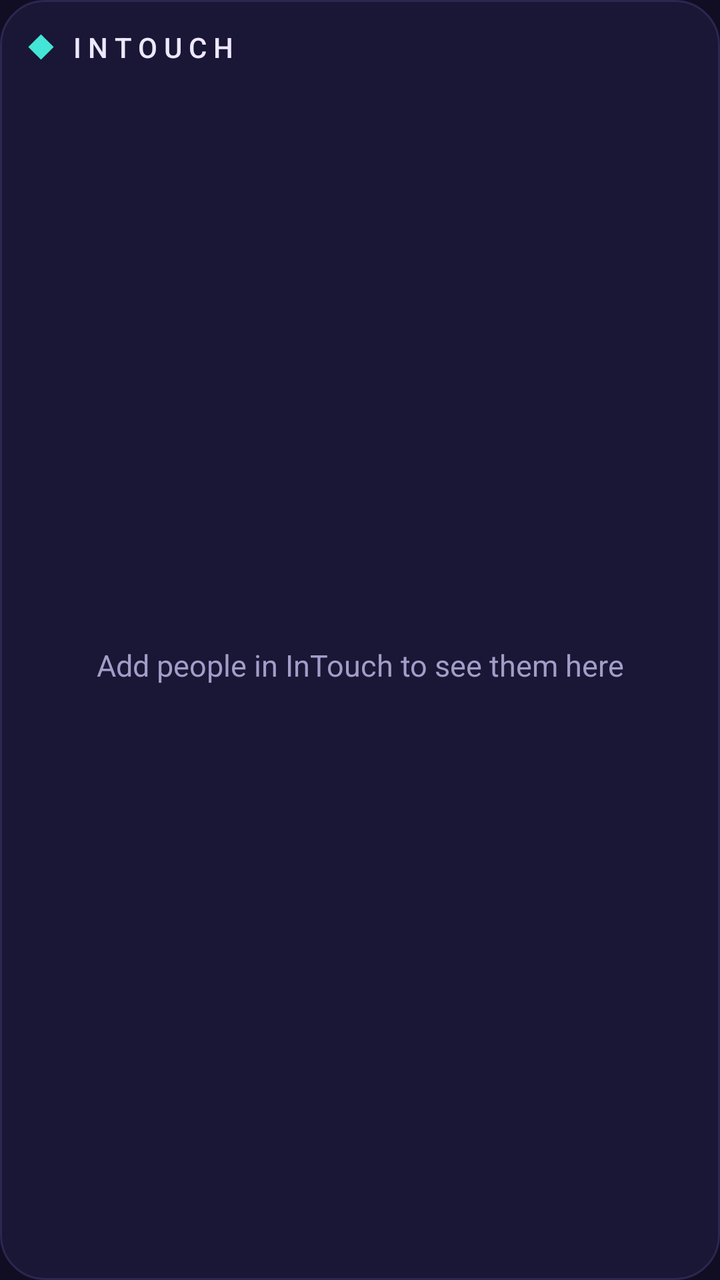
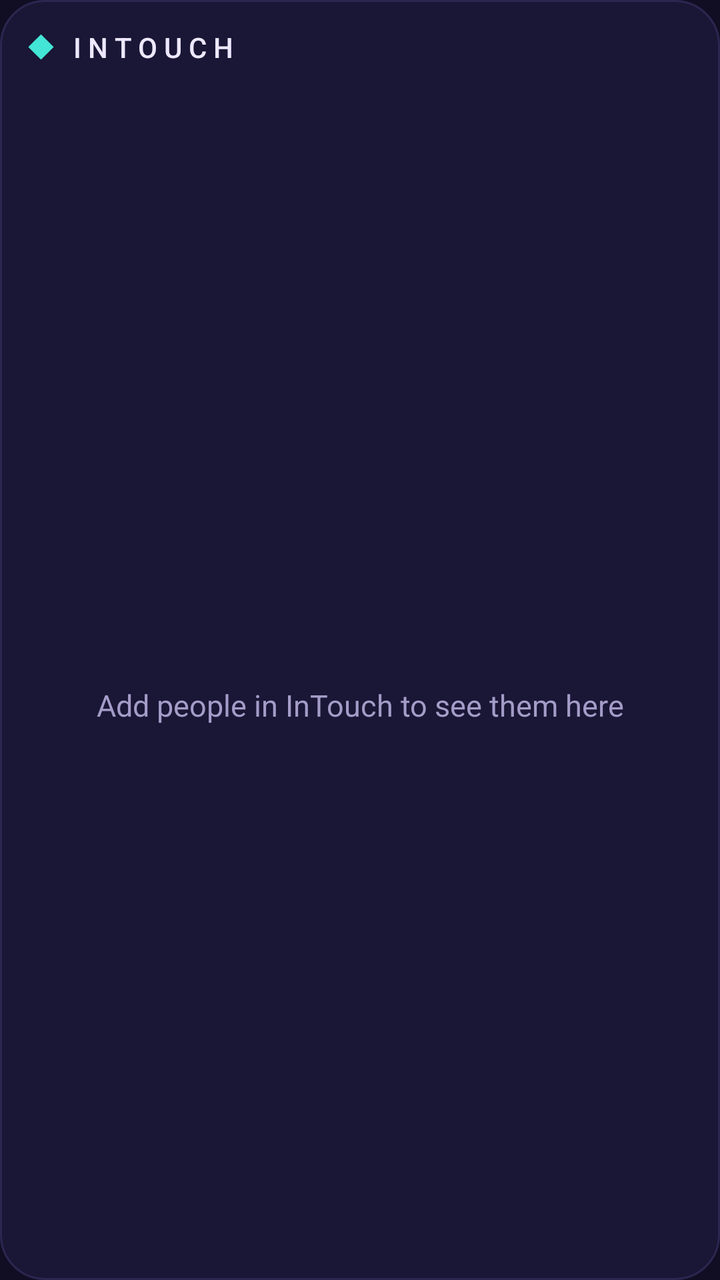

Screens rendered from an Android XML layout before and after an edit, with the pre-edit source and the edit as a unified diff.
<!-- AndroidManifest.xml: application theme Theme.InTouch -->
<!-- res/layout/widget_due.xml -->
<?xml version="1.0" encoding="utf-8"?>
<LinearLayout xmlns:android="http://schemas.android.com/apk/res/android"
    android:id="@+id/widget_root"
    android:layout_width="match_parent"
    android:layout_height="match_parent"
    android:background="@drawable/widget_bg"
    android:orientation="vertical"
    android:padding="14dp">

    <LinearLayout
        android:id="@+id/widget_header"
        android:layout_width="match_parent"
        android:layout_height="wrap_content"
        android:gravity="center_vertical"
        android:orientation="horizontal">

        <ImageView
            android:id="@+id/widget_diamond"
            android:layout_width="9dp"
            android:layout_height="9dp"
            android:layout_marginStart="2dp"
            android:layout_marginEnd="10dp"
            android:background="@color/widget_button_bg"
            android:importantForAccessibility="no"
            android:rotation="45" />

        <TextView
            android:id="@+id/widget_title"
            android:layout_width="0dp"
            android:layout_height="wrap_content"
            android:layout_weight="1"
            android:fontFamily="sans-serif-medium"
            android:letterSpacing="0.24"
            android:text="INTOUCH"
            android:textColor="@color/widget_text"
            android:textSize="14sp" />

        <TextView
            android:id="@+id/widget_subtitle"
            android:layout_width="wrap_content"
            android:layout_height="wrap_content"
            android:fontFamily="sans-serif-medium"
            android:letterSpacing="0.18"
            android:textAllCaps="true"
            android:textColor="@color/widget_overdue"
            android:textSize="11sp" />
    </LinearLayout>

    <FrameLayout
        android:layout_width="match_parent"
        android:layout_height="0dp"
        android:layout_weight="1"
        android:layout_marginTop="6dp">

        <ListView
            android:id="@+id/widget_list"
            android:layout_width="match_parent"
            android:layout_height="match_parent"
            android:divider="@null"
            android:dividerHeight="0dp"
            android:scrollbars="none" />

        <TextView
            android:id="@+id/widget_empty"
            android:layout_width="match_parent"
            android:layout_height="match_parent"
            android:gravity="center"
            android:text="@string/widget_none"
            android:textColor="@color/widget_text_secondary"
            android:textSize="15sp" />
    </FrameLayout>
</LinearLayout>
<!-- resources referenced by this layout -->
<resources>
  <color name="widget_button_bg">#43E5D6</color>
  <color name="widget_overdue">#FF5C9E</color>
  <color name="widget_text">#EEE8FF</color>
  <color name="widget_text_secondary">#A49CC8</color>
  <!-- drawable widget_bg (drawable) -->
  <?xml version="1.0" encoding="utf-8"?>
  <shape xmlns:android="http://schemas.android.com/apk/res/android" android:shape="rectangle">
      <solid android:color="@color/widget_bg" />
      <stroke android:width="1dp" android:color="@color/widget_border" />
      <corners android:radius="22dp" />
  </shape>
  <string name="widget_none">Add people in InTouch to see them here</string>
  <style name="Theme.InTouch" parent="android:Theme.Material.NoActionBar">
          <item name="android:windowBackground">@color/window_bg</item>
          <item name="android:colorAccent">#43E5D6</item>
          <item name="android:colorBackground">#1B1736</item>
      </style>
  <color name="widget_bg">#F21B1736</color>
  <color name="widget_border">#2C2650</color>
  <color name="window_bg">#110E24</color>
</resources>

<!-- the commit's change to res/layout/widget_due.xml (unified diff, before → after) -->
@@ -46,6 +46,56 @@
             android:textSize="11sp" />
     </LinearLayout>
 
+    <LinearLayout
+        android:id="@+id/chips"
+        android:layout_width="match_parent"
+        android:layout_height="wrap_content"
+        android:layout_marginTop="8dp"
+        android:orientation="horizontal">
+
+        <TextView
+            android:id="@+id/chip_fading"
+            android:layout_width="wrap_content"
+            android:layout_height="32dp"
+            android:layout_marginEnd="6dp"
+            android:fontFamily="sans-serif-medium"
+            android:gravity="center"
+            android:letterSpacing="0.12"
+            android:maxLines="1"
+            android:paddingStart="10dp"
+            android:paddingEnd="10dp"
+            android:textAllCaps="true"
+            android:textSize="11sp" />
+
+        <TextView
+            android:id="@+id/chip_soon"
+            android:layout_width="wrap_content"
+            android:layout_height="32dp"
+            android:layout_marginEnd="6dp"
+            android:fontFamily="sans-serif-medium"
+            android:gravity="center"
+            android:letterSpacing="0.12"
+            android:maxLines="1"
+            android:paddingStart="10dp"
+            android:paddingEnd="10dp"
+            android:textAllCaps="true"
+            android:textSize="11sp" />
+
+        <TextView
+            android:id="@+id/chip_strong"
+            android:layout_width="wrap_content"
+            android:layout_height="32dp"
+            android:layout_marginEnd="6dp"
+            android:fontFamily="sans-serif-medium"
+            android:gravity="center"
+            android:letterSpacing="0.12"
+            android:maxLines="1"
+            android:paddingStart="10dp"
+            android:paddingEnd="10dp"
+            android:textAllCaps="true"
+            android:textSize="11sp" />
+    </LinearLayout>
+
     <FrameLayout
         android:layout_width="match_parent"
         android:layout_height="0dp"
